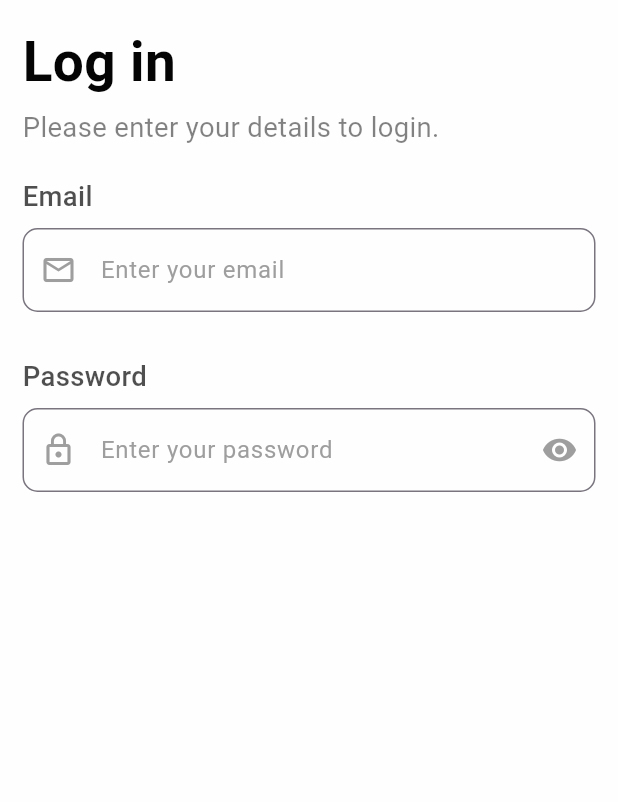
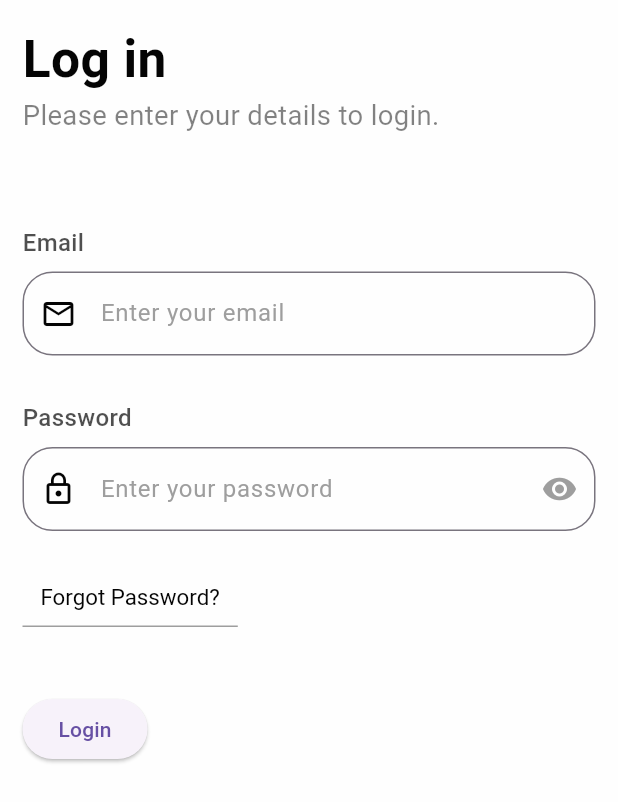
Before and after one commit to Aayush0214/Skill_Nest, a Flutter app: the Login screen opened directly, on a phone screen of 412 x 824 dp. Shown: the top 802 px of the screen. Run offline on Flutter 3.47's test engine with Material 3 defaults, Android fonts, the phone set to English and light mode, and no system bars; our stand-ins replace dots_indicator, flutter_bloc, flutter_screenutil.

Commit message:
Login screen updated

```diff
--- a/lib/features/authentication/presentation/screen/login.dart
+++ b/lib/features/authentication/presentation/screen/login.dart
@@ -16,20 +16,44 @@ class Login extends StatelessWidget {
               mainAxisAlignment: MainAxisAlignment.center,
               crossAxisAlignment: CrossAxisAlignment.start,
               children: [
-                Text('Log in', style: TextStyle(fontWeight: FontWeight.w700, fontSize: 32.sp, color: AppColors.appBgBlack)),
-                SizedBox(height: 5),
+                Text('Log in', style: TextStyle(fontWeight: FontWeight.w700, fontSize: 30.sp, color: AppColors.appBgBlack)),
+                Text('Please enter your details to login.', style: TextStyle(fontWeight: FontWeight.normal, fontSize: 16.sp, color: AppColors.appBgBlack.withAlpha((255 * 0.5).round()))),
+                SizedBox(height: 60),
 
-                Text('Please enter your details to login.', style: TextStyle(fontWeight: FontWeight.normal, fontSize: 16.sp, color: AppColors.appBgBlack.withAlpha((255 * 0.5).round()))),
+                Text('Email', style: TextStyle(fontWeight: FontWeight.w500, fontSize: 14.sp, color: AppColors.appBgBlack.withAlpha((255 * 0.7).round()))),
+                SizedBox(height: 8),
+                _formTextField(hintText: 'Enter your email', prefixIcon: Icons.email_outlined, isSuffix: false, obscureText: false),
+                SizedBox(height: 30),
+
+                Text('Password', style: TextStyle(fontWeight: FontWeight.w500, fontSize: 14.sp, color: AppColors.appBgBlack.withAlpha((255 * 0.7).round()))),
+                SizedBox(height: 8),
+                _formTextField(hintText: 'Enter your password', prefixIcon: Icons.lock_outline, isSuffix: true, suffixIcon: Icons.remove_red_eye, obscureText: true),
                 SizedBox(height: 20),
 
-                Text('Email', style: TextStyle(fontWeight: FontWeight.w500, fontSize: 16.sp, color: AppColors.appBgBlack.withAlpha((255 * 0.7).round()))),
-                SizedBox(height: 8),
-                _formTextField(hintText: 'Enter your email', prefixIcon: Icons.email_outlined, isSuffix: false),
-                SizedBox(height: 30),
+                TextButton(
+                  onPressed: (){},
+                  style: TextButton.styleFrom(
+                    foregroundColor: AppColors.appBgBlack,
+                    textStyle: TextStyle(
+                      fontSize: 13.sp,
+                      fontWeight: FontWeight.w400,
+                      color: AppColors.appBgBlack.withAlpha((255 * 0.5).round()),
+                    ),
+                    shape: LinearBorder.bottom(
+                      side: BorderSide(color: Colors.grey),
+                    )
+                  ),
+                  child: Text('Forgot Password?'),
+                ),
+                SizedBox(height: 40),
 
-                Text('Password', style: TextStyle(fontWeight: FontWeight.w500, fontSize: 16.sp, color: AppColors.appBgBlack.withAlpha((255 * 0.7).round()))),
-                SizedBox(height: 8),
-                _formTextField(hintText: 'Enter your password', prefixIcon: Icons.lock_outline, isSuffix: true, suffixIcon: Icons.remove_red_eye),
+
+                ElevatedButton(
+                  onPressed: (){},
+                  child: Text('Login'),
+                )
+
+
               ],
             ),
           ),
@@ -39,30 +63,38 @@ class Login extends StatelessWidget {
   }
 }
 
-Widget _formTextField({TextEditingController? textController, required String hintText, required IconData prefixIcon, required bool isSuffix, IconData? suffixIcon}) {
+Widget _formTextField({
+  TextEditingController? textController,
+  required String hintText,
+  required IconData prefixIcon,
+  required bool isSuffix,
+  IconData? suffixIcon,
+  required bool obscureText,
+}) {
   return TextFormField(
+    autocorrect: false,
+    obscureText: obscureText,
     cursorColor: Colors.black,
-    autocorrect: false,
     autovalidateMode: AutovalidateMode.onUserInteraction,
-    style: TextStyle(fontWeight: FontWeight.w600, color: AppColors.appBgBlack),
+    style: TextStyle(fontWeight: FontWeight.w400, color: AppColors.appBgBlack),
     decoration: InputDecoration(
         hintText: hintText,
-        prefixIcon: Icon(prefixIcon, color: Colors.grey),
+        prefixIcon: Icon(prefixIcon, color: AppColors.appBgBlack),
         suffixIcon: isSuffix ? IconButton(
           onPressed: (){},
           icon: Icon(suffixIcon, color: Colors.grey),
         ) : null,
-        hintStyle: TextStyle(color: Colors.grey, fontWeight: FontWeight.normal),
+        hintStyle: TextStyle(color: Colors.grey, fontWeight: FontWeight.w400),
         border: OutlineInputBorder(
-          borderRadius: BorderRadius.circular(10),
+          borderRadius: BorderRadius.circular(20),
           borderSide: BorderSide(color: Colors.grey),
         ),
         focusedBorder: OutlineInputBorder(
-          borderRadius: BorderRadius.circular(10),
+          borderRadius: BorderRadius.circular(20),
           borderSide: BorderSide(color: Colors.grey),
         ),
         errorBorder: OutlineInputBorder(
-          borderRadius: BorderRadius.circular(10),
+          borderRadius: BorderRadius.circular(20),
           borderSide: BorderSide(color: Colors.grey),
         )
     ),
```
